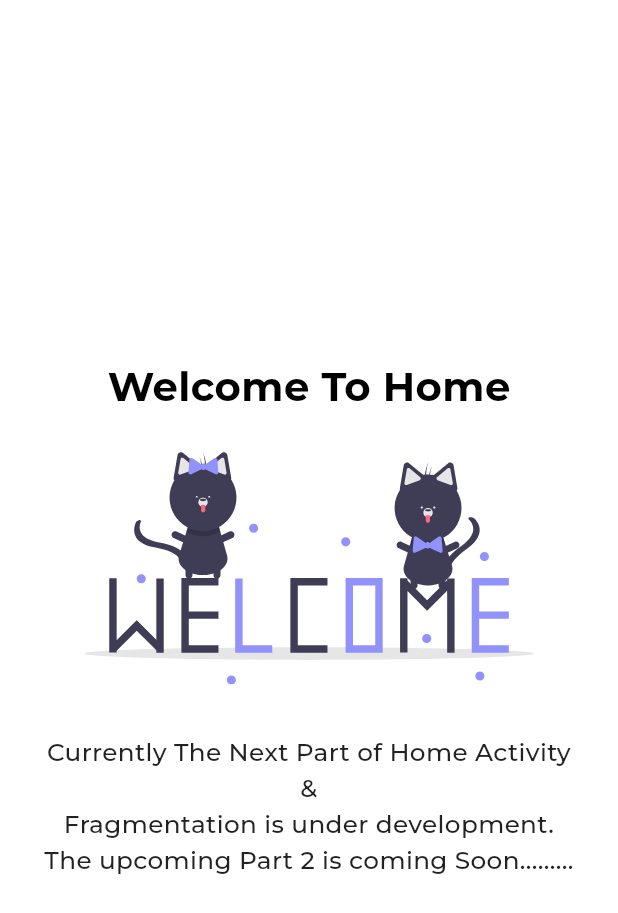
After one commit to nibin-joseph05/aibi-campus-auth-ui, a Flutter app: the HomeScreen screen opened by its route, on a phone screen of 412 x 824 dp. The commit adds this screen. Shown: the top 913 px of the screen. Run offline on Flutter 3.47's test engine with Material 3 defaults, Android fonts, the light colour scheme and no system bars; our stand-ins replace flutter_riverpod, flutter_svg, google_fonts.

Commit message:
added home page

```diff
--- a/lib/app/router.dart
+++ b/lib/app/router.dart
@@ -3,6 +3,7 @@ import '../features/auth/presentation/screens/login/login_screen.dart';
 import '../features/auth/presentation/screens/register/register_screen.dart';
 import '../features/auth/presentation/screens/welcome_screen.dart';
 import '../features/auth/presentation/screens/slide_screens/slide_screens.dart';
+import '../features/auth/presentation/screens/home/home_screen.dart';
 
 class AppRouter {
   static Route<dynamic> generateRoute(RouteSettings settings) {
@@ -15,6 +16,8 @@ class AppRouter {
         return MaterialPageRoute(builder: (_) => const LoginScreen());
       case '/register':
         return MaterialPageRoute(builder: (_) => const RegisterScreen());
+      case '/home':
+        return MaterialPageRoute(builder: (_) => const HomeScreen());
       default:
         return MaterialPageRoute(builder: (_) => const WelcomeScreen());
     }
--- a/lib/features/auth/presentation/controllers/auth_controller.dart
+++ b/lib/features/auth/presentation/controllers/auth_controller.dart
@@ -213,7 +213,7 @@ class AuthController extends StateNotifier<AuthState> {
       return;
     }
 
-    Navigator.pushNamed(context, '/otp');
+    Navigator.pushNamed(context, '/home');
   }
 
   void goToRegister(BuildContext context) {
--- /dev/null
+++ b/lib/features/auth/presentation/screens/home/home_screen.dart
@@ -0,0 +1,56 @@
+import 'package:flutter/material.dart';
+import 'package:flutter_svg/flutter_svg.dart';
+import '../../../../../core/theme/text_styles.dart';
+
+class HomeScreen extends StatelessWidget {
+  const HomeScreen({super.key});
+
+  @override
+  Widget build(BuildContext context) {
+    final size = MediaQuery.of(context).size;
+
+    return Scaffold(
+      backgroundColor: Colors.white,
+      body: SafeArea(
+        child: Center(
+          child: Padding(
+            padding: EdgeInsets.symmetric(horizontal: size.width * 0.07),
+            child: Column(
+              mainAxisAlignment: MainAxisAlignment.center,
+              children: [
+                Text(
+                  "Welcome To Home",
+                  style: AppTextStyles.heading(
+                    size.width * 0.065,
+                    color: Colors.black,
+                  ),
+                ),
+
+                SizedBox(height: size.height * 0.03),
+
+                SizedBox(
+                  width: size.width * 0.8,
+                  child: SvgPicture.asset(
+                    "assets/images/home/home-welcome.svg",
+                    fit: BoxFit.contain,
+                  ),
+                ),
+
+                SizedBox(height: size.height * 0.04),
+
+                Text(
+                  "Currently The Next Part of Home Activity &\nFragmentation is under development.\nThe upcoming Part 2 is coming Soon.........",
+                  textAlign: TextAlign.center,
+                  style: AppTextStyles.body(
+                    size.width * 0.04,
+                    color: Colors.black87,
+                  ),
+                ),
+              ],
+            ),
+          ),
+        ),
+      ),
+    );
+  }
+}
--- a/pubspec.yaml
+++ b/pubspec.yaml
@@ -30,5 +30,6 @@ flutter:
     - assets/images/slides/
     - assets/images/login/
     - assets/images/register/
+    - assets/images/home/
 
   uses-material-design: true
```
Also changed, not shown: assets/images/home/home-welcome.svg (added).
